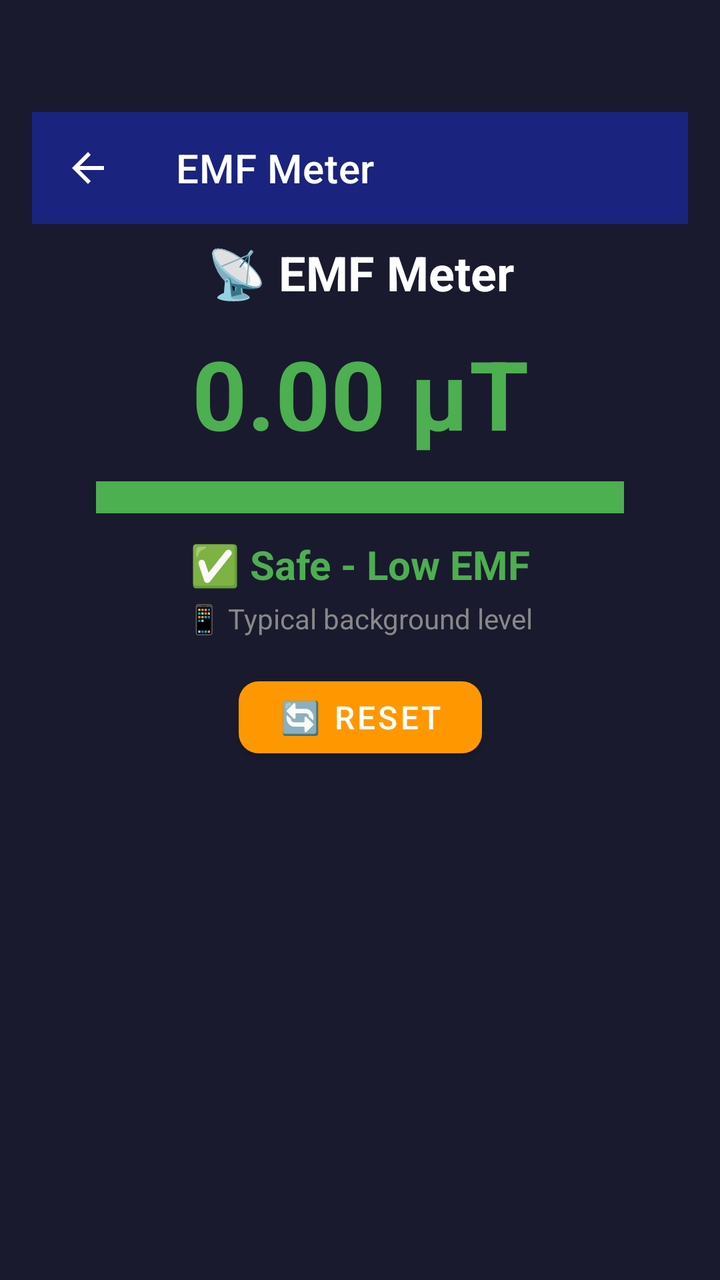
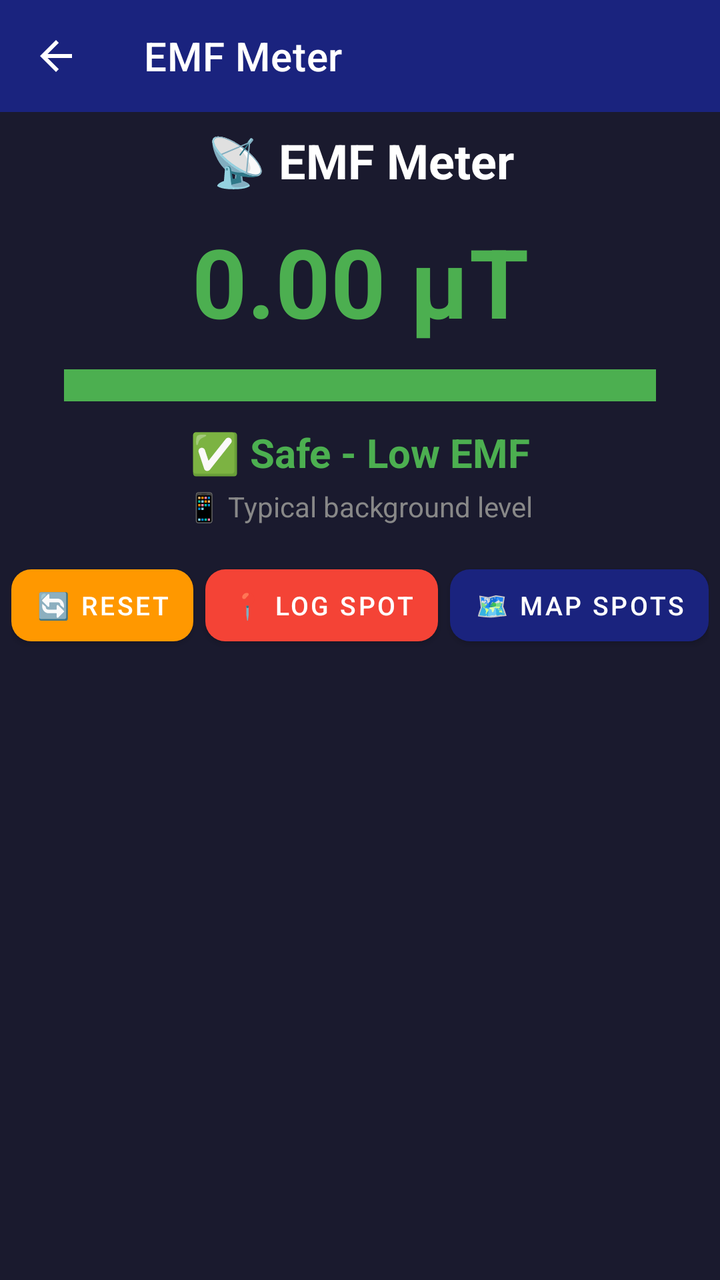

The first picture is an Android layout as it rendered before a commit; the second is the same layout after the commit. The layout source and the unified diff follow.
<!-- AndroidManifest.xml: application theme Theme.SensorToolBox -->
<!-- res/layout/activity_emf_meter.xml -->
<?xml version="1.0" encoding="utf-8"?>
<androidx.constraintlayout.widget.ConstraintLayout
    xmlns:android="http://schemas.android.com/apk/res/android"
    xmlns:app="http://schemas.android.com/apk/res-auto"
    xmlns:tools="http://schemas.android.com/tools"
    android:layout_width="match_parent"
    android:layout_height="match_parent"
    android:fitsSystemWindows="true"
    android:paddingTop="?attr/actionBarSize"
    android:paddingStart="16dp"
    android:paddingEnd="16dp"
    android:paddingBottom="16dp"
    android:background="#1A1A2E"
    tools:context=".detection.EMFMeterActivity">

    
    <androidx.appcompat.widget.Toolbar
        android:id="@+id/toolbar"
        android:layout_width="0dp"
        android:layout_height="?attr/actionBarSize"
        android:background="?attr/colorPrimary"
        android:theme="@style/ThemeOverlay.AppCompat.Dark.ActionBar"
        app:title="EMF Meter"
        app:titleTextColor="#FFFFFF"
        app:navigationIcon="?attr/homeAsUpIndicator"
        app:layout_constraintTop_toTopOf="parent"
        app:layout_constraintStart_toStartOf="parent"
        app:layout_constraintEnd_toEndOf="parent" />

    
    <TextView
        android:id="@+id/titleText"
        android:layout_width="wrap_content"
        android:layout_height="wrap_content"
        android:text="📡 EMF Meter"
        android:textSize="24sp"
        android:textStyle="bold"
        android:textColor="#FFFFFF"
        android:layout_marginTop="8dp"
        app:layout_constraintTop_toBottomOf="@id/toolbar"
        app:layout_constraintStart_toStartOf="parent"
        app:layout_constraintEnd_toEndOf="parent" />

    
    <TextView
        android:id="@+id/emfValueText"
        android:layout_width="wrap_content"
        android:layout_height="wrap_content"
        android:text="0.00 µT"
        android:textSize="48sp"
        android:textStyle="bold"
        android:textColor="#4CAF50"
        android:layout_marginTop="12dp"
        app:layout_constraintTop_toBottomOf="@id/titleText"
        app:layout_constraintStart_toStartOf="parent"
        app:layout_constraintEnd_toEndOf="parent" />

    
    <View
        android:id="@+id/emfBar"
        android:layout_width="0dp"
        android:layout_height="16dp"
        android:layout_marginTop="12dp"
        android:layout_marginStart="32dp"
        android:layout_marginEnd="32dp"
        android:background="#4CAF50"
        app:layout_constraintTop_toBottomOf="@id/emfValueText"
        app:layout_constraintStart_toStartOf="parent"
        app:layout_constraintEnd_toEndOf="parent" />

    
    <TextView
        android:id="@+id/statusText"
        android:layout_width="wrap_content"
        android:layout_height="wrap_content"
        android:text="✅ Safe - Low EMF"
        android:textSize="20sp"
        android:textStyle="bold"
        android:textColor="#4CAF50"
        android:layout_marginTop="12dp"
        app:layout_constraintTop_toBottomOf="@id/emfBar"
        app:layout_constraintStart_toStartOf="parent"
        app:layout_constraintEnd_toEndOf="parent" />

    
    <TextView
        android:id="@+id/safetyInfoText"
        android:layout_width="wrap_content"
        android:layout_height="wrap_content"
        android:text="📱 Typical background level"
        android:textSize="14sp"
        android:textColor="#888888"
        android:layout_marginTop="4dp"
        app:layout_constraintTop_toBottomOf="@id/statusText"
        app:layout_constraintStart_toStartOf="parent"
        app:layout_constraintEnd_toEndOf="parent" />

    
    <com.google.android.material.button.MaterialButton
        android:id="@+id/resetButton"
        android:layout_width="wrap_content"
        android:layout_height="48dp"
        android:minWidth="100dp"
        android:text="🔄 Reset"
        android:textSize="16sp"
        android:textColor="#FFFFFF"
        android:singleLine="true"
        android:gravity="center"
        android:layout_marginTop="16dp"
        app:cornerRadius="10dp"
        app:backgroundTint="#FF9800"
        android:paddingStart="20dp"
        android:paddingEnd="20dp"
        app:layout_constraintTop_toBottomOf="@id/safetyInfoText"
        app:layout_constraintStart_toStartOf="parent"
        app:layout_constraintEnd_toEndOf="parent" />

</androidx.constraintlayout.widget.ConstraintLayout>
<!-- resources referenced by this layout -->
<resources>
  <style name="Theme.SensorToolBox" parent="Theme.MaterialComponents.DayNight.NoActionBar">
  
          
  
          
          <item name="colorPrimary">@color/colorPrimary</item>
  
          
          <item name="colorPrimaryVariant">@color/colorPrimaryDark</item>
  
          
          <item name="colorOnPrimary">@color/colorTextOnPrimary</item>
  
          
          <item name="colorSecondary">@color/colorAccent</item>
  
          
          <item name="colorSecondaryVariant">@color/colorAccentDark</item>
  
          
          <item name="colorOnSecondary">@color/colorTextOnAccent</item>
  
          
  
          
          <item name="android:statusBarColor">@color/colorPrimaryDark</item>
  
          
          <item name="android:windowLightStatusBar">false</item>
  
          
          <item name="android:navigationBarColor">@color/colorPrimaryDark</item>
  
          
  
          
          <item name="android:windowBackground">@color/colorBackground</item>
  
      </style>
  <color name="colorPrimary">#1A237E</color>
  <color name="colorPrimaryDark">#0D1442</color>
  <color name="colorTextOnPrimary">#FFFFFF</color>
  <color name="colorAccent">#FF5722</color>
  <color name="colorAccentDark">#BF360C</color>
  <color name="colorTextOnAccent">#FFFFFF</color>
  <color name="colorBackground">#F5F5F5</color>
</resources>

<!-- the commit's change to res/layout/activity_emf_meter.xml (unified diff, before → after) -->
@@ -3,13 +3,10 @@
     xmlns:android="http://schemas.android.com/apk/res/android"
     xmlns:app="http://schemas.android.com/apk/res-auto"
     xmlns:tools="http://schemas.android.com/tools"
+    android:id="@+id/main"
     android:layout_width="match_parent"
     android:layout_height="match_parent"
     android:fitsSystemWindows="true"
-    android:paddingTop="?attr/actionBarSize"
-    android:paddingStart="16dp"
-    android:paddingEnd="16dp"
-    android:paddingBottom="16dp"
     android:background="#1A1A2E"
     tools:context=".detection.EMFMeterActivity">
 
@@ -19,7 +16,9 @@
         android:layout_width="0dp"
         android:layout_height="?attr/actionBarSize"
         android:background="?attr/colorPrimary"
-        android:theme="@style/ThemeOverlay.AppCompat.Dark.ActionBar"
+        android:theme="@style/SensorToolBox.Toolbar"
+        app:theme="@style/SensorToolBox.Toolbar"
+        app:popupTheme="@style/SensorToolBox.PopupMenu"
         app:title="EMF Meter"
         app:titleTextColor="#FFFFFF"
         app:navigationIcon="?attr/homeAsUpIndicator"
@@ -96,23 +95,64 @@
         app:layout_constraintEnd_toEndOf="parent" />
 
     
-    <com.google.android.material.button.MaterialButton
-        android:id="@+id/resetButton"
+    <LinearLayout
+        android:id="@+id/buttonContainer"
         android:layout_width="wrap_content"
-        android:layout_height="48dp"
-        android:minWidth="100dp"
-        android:text="🔄 Reset"
-        android:textSize="16sp"
-        android:textColor="#FFFFFF"
-        android:singleLine="true"
+        android:layout_height="wrap_content"
+        android:orientation="horizontal"
         android:gravity="center"
         android:layout_marginTop="16dp"
-        app:cornerRadius="10dp"
-        app:backgroundTint="#FF9800"
-        android:paddingStart="20dp"
-        android:paddingEnd="20dp"
         app:layout_constraintTop_toBottomOf="@id/safetyInfoText"
         app:layout_constraintStart_toStartOf="parent"
-        app:layout_constraintEnd_toEndOf="parent" />
+        app:layout_constraintEnd_toEndOf="parent">
+
+        <com.google.android.material.button.MaterialButton
+            android:id="@+id/resetButton"
+            android:layout_width="wrap_content"
+            android:layout_height="48dp"
+            android:minWidth="90dp"
+            android:text="🔄 Reset"
+            android:textSize="13sp"
+            android:textColor="#FFFFFF"
+            android:singleLine="true"
+            android:gravity="center"
+            android:layout_marginEnd="6dp"
+            app:cornerRadius="10dp"
+            app:backgroundTint="#FF9800"
+            android:paddingStart="12dp"
+            android:paddingEnd="12dp" />
+
+        <com.google.android.material.button.MaterialButton
+            android:id="@+id/saveHotspotButton"
+            android:layout_width="wrap_content"
+            android:layout_height="48dp"
+            android:minWidth="90dp"
+            android:text="📍 Log Spot"
+            android:textSize="13sp"
+            android:textColor="#FFFFFF"
+            android:singleLine="true"
+            android:gravity="center"
+            android:layout_marginEnd="6dp"
+            app:cornerRadius="10dp"
+            app:backgroundTint="#F44336"
+            android:paddingStart="12dp"
+            android:paddingEnd="12dp" />
+
+        <com.google.android.material.button.MaterialButton
+            android:id="@+id/viewMapButton"
+            android:layout_width="wrap_content"
+            android:layout_height="48dp"
+            android:minWidth="90dp"
+            android:text="🗺️ Map Spots"
+            android:textSize="13sp"
+            android:textColor="#FFFFFF"
+            android:singleLine="true"
+            android:gravity="center"
+            app:cornerRadius="10dp"
+            app:backgroundTint="@color/colorPrimary"
+            android:paddingStart="12dp"
+            android:paddingEnd="12dp" />
+
+    </LinearLayout>
 
 </androidx.constraintlayout.widget.ConstraintLayout>
<!-- resource entries referenced after the edit -->
@@ -1,50 +1,46 @@
 <!-- resources referenced by this layout -->
 <resources>
   <style name="Theme.SensorToolBox" parent="Theme.MaterialComponents.DayNight.NoActionBar">
-  
-          
-  
-          
           <item name="colorPrimary">@color/colorPrimary</item>
-  
-          
           <item name="colorPrimaryVariant">@color/colorPrimaryDark</item>
-  
-          
           <item name="colorOnPrimary">@color/colorTextOnPrimary</item>
-  
-          
           <item name="colorSecondary">@color/colorAccent</item>
-  
-          
           <item name="colorSecondaryVariant">@color/colorAccentDark</item>
-  
-          
           <item name="colorOnSecondary">@color/colorTextOnAccent</item>
-  
-          
-  
-          
+          <item name="android:colorBackground">@color/colorBackground</item>
+          <item name="colorSurface">@color/colorSurface</item>
+          <item name="colorOnBackground">@color/colorTextPrimary</item>
+          <item name="colorOnSurface">@color/colorTextPrimary</item>
+          <item name="colorError">@color/colorError</item>
+          <item name="colorOnError">@color/colorTextOnError</item>
           <item name="android:statusBarColor">@color/colorPrimaryDark</item>
-  
-          
+          <item name="android:navigationBarColor">@color/colorPrimaryDark</item>
           <item name="android:windowLightStatusBar">false</item>
-  
-          
-          <item name="android:navigationBarColor">@color/colorPrimaryDark</item>
-  
-          
-  
-          
           <item name="android:windowBackground">@color/colorBackground</item>
-  
+          <item name="android:textColorPrimary">@color/colorTextPrimary</item>
+          <item name="android:textColorSecondary">@color/colorTextSecondary</item>
       </style>
+  <color name="colorTextPrimary">#212121</color>
   <color name="colorPrimary">#1A237E</color>
+  <style name="SensorToolBox.PopupMenu" parent="ThemeOverlay.AppCompat.Light">
+          <item name="android:textColor">@color/colorTextPrimary</item>
+          <item name="android:textColorPrimary">@color/colorTextPrimary</item>
+          <item name="android:colorBackground">#FFFFFF</item>
+      </style>
+  <style name="SensorToolBox.Toolbar" parent="ThemeOverlay.AppCompat.Dark.ActionBar">
+          <item name="colorControlNormal">#FFFFFF</item>
+          <item name="android:textColorPrimary">#FFFFFF</item>
+          <item name="actionMenuTextColor">#FFFFFF</item>
+      </style>
   <color name="colorPrimaryDark">#0D1442</color>
   <color name="colorTextOnPrimary">#FFFFFF</color>
   <color name="colorAccent">#FF5722</color>
   <color name="colorAccentDark">#BF360C</color>
   <color name="colorTextOnAccent">#FFFFFF</color>
   <color name="colorBackground">#F5F5F5</color>
+  <color name="colorSurface">#FAFAFA</color>
+  <color name="colorError">#F44336</color>
+  <color name="colorTextOnError">#FFFFFF</color>
+  <color name="colorTextSecondary">#757575</color>
 </resources>
 
